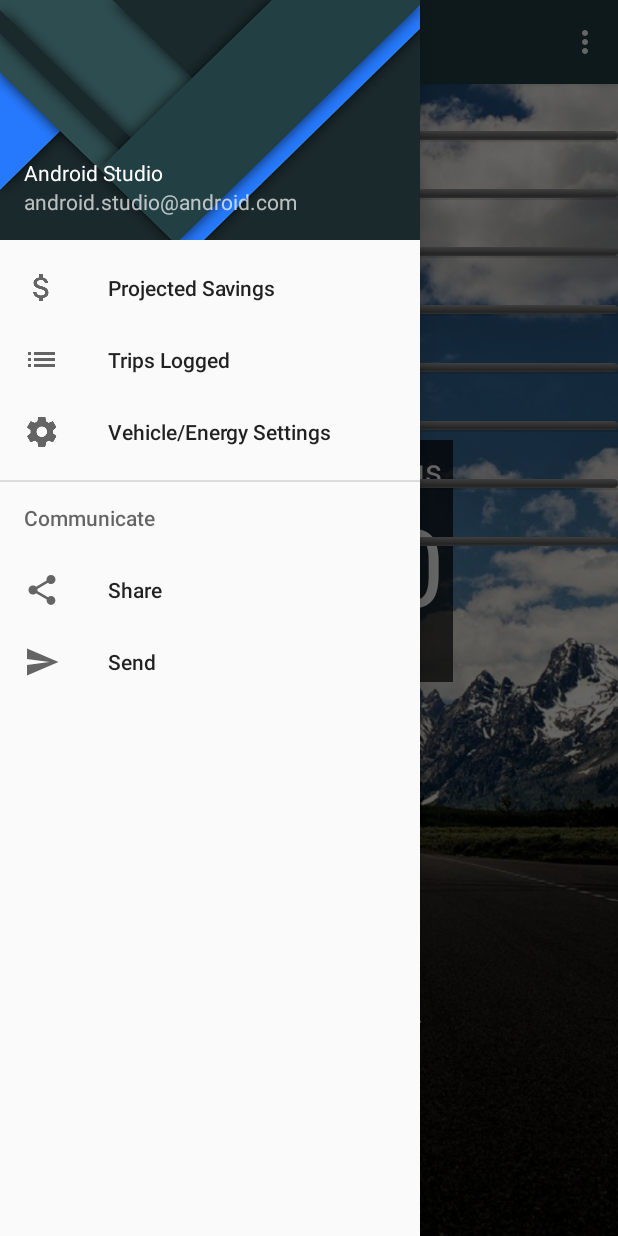
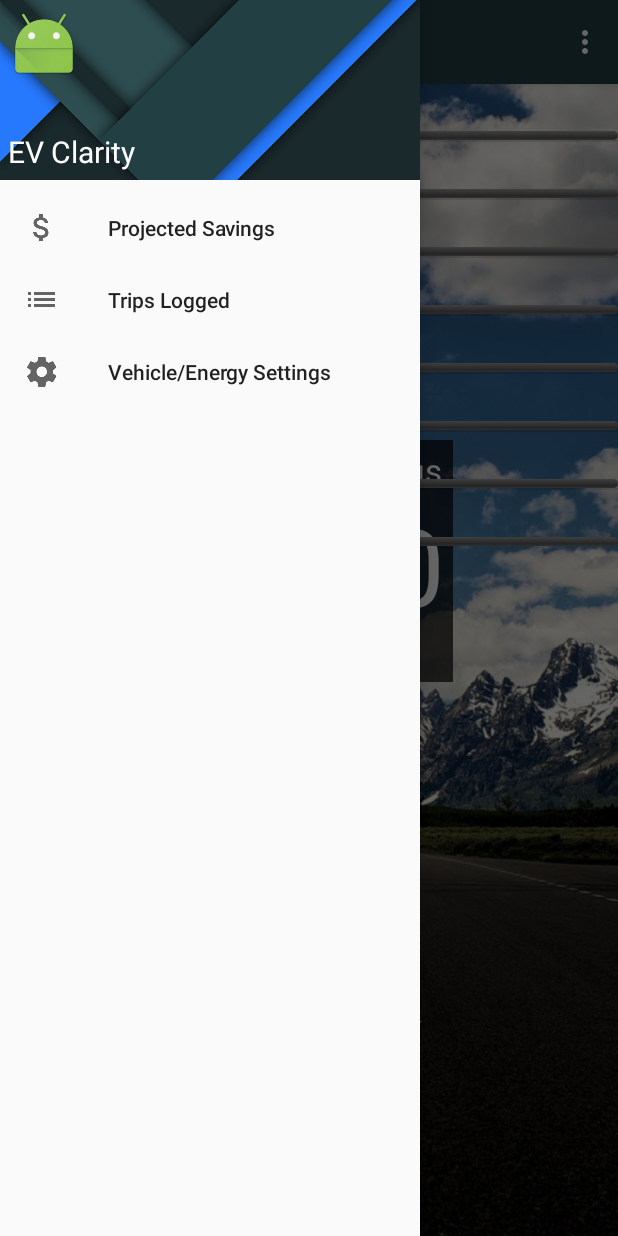
Before and after one commit to stewartmcm/ev-clarity, an Android app: the screen it shows after launch (MainActivity), with the side drawer open, on a phone screen of 412 x 824 dp. Run offline under Robolectric (Android 15) with nearby library versions, the phone set to English and light mode, and no system bars.

Commit message:
cleaned up nav drawer and energy settings options

```diff
--- a/PredictEV/app/src/main/res/layout/nav_header_main.xml
+++ b/PredictEV/app/src/main/res/layout/nav_header_main.xml
@@ -1,35 +1,32 @@
 <?xml version="1.0" encoding="utf-8"?>
-<LinearLayout xmlns:android="http://schemas.android.com/apk/res/android"
+<RelativeLayout xmlns:android="http://schemas.android.com/apk/res/android"
     android:layout_width="match_parent"
-    android:layout_height="@dimen/nav_header_height"
-    android:background="@drawable/artent_design_wlppr_blk_blu"
-    android:gravity="bottom"
+    android:layout_height="120dp"
     android:orientation="vertical"
-    android:paddingBottom="@dimen/activity_vertical_margin"
-    android:paddingLeft="@dimen/activity_horizontal_margin"
-    android:paddingRight="@dimen/activity_horizontal_margin"
-    android:paddingTop="@dimen/activity_vertical_margin"
+
     android:theme="@style/ThemeOverlay.AppCompat.Dark">
 
     <ImageView
-        android:id="@+id/imageView"
+        android:layout_width="match_parent"
+        android:layout_height="match_parent"
+        android:scaleType="centerCrop"
+        android:src="@drawable/artent_design_wlppr_blk_blu"/>
+
+    <ImageView
         android:layout_width="wrap_content"
         android:layout_height="wrap_content"
-        android:paddingTop="@dimen/nav_header_vertical_spacing"
-        android:icon="@drawable/ic_menu_share"
-        />
+        android:paddingTop="5dp"
+        android:paddingLeft="5dp"
+        android:src="@drawable/ic_launcher"/>
 
     <TextView
         android:layout_width="match_parent"
         android:layout_height="wrap_content"
-        android:paddingTop="@dimen/nav_header_vertical_spacing"
-        android:text="Android Studio"
+        android:layout_alignParentBottom="true"
+        android:textSize="20sp"
+        android:text="EV Clarity"
+        android:paddingBottom="5dp"
+        android:paddingLeft="5dp"
         android:textAppearance="@style/TextAppearance.AppCompat.Body1" />
 
-    <TextView
-        android:id="@+id/textView"
-        android:layout_width="wrap_content"
-        android:layout_height="wrap_content"
-        android:text="android.studio@android.com" />
-
-</LinearLayout>
+</RelativeLayout>
--- a/PredictEV/app/src/main/res/menu/activity_main_drawer.xml
+++ b/PredictEV/app/src/main/res/menu/activity_main_drawer.xml
@@ -16,17 +16,17 @@
             android:title="Vehicle/Energy Settings" />
     </group>
 
-    <item android:title="Communicate">
-        <menu>
-            <item
-                android:id="@+id/nav_share"
-                android:icon="@drawable/ic_menu_share"
-                android:title="Share" />
-            <item
-                android:id="@+id/nav_send"
-                android:icon="@drawable/ic_menu_send"
-                android:title="Send" />
-        </menu>
-    </item>
+    <!--<item android:title="Communicate">-->
+        <!--<menu>-->
+            <!--<item-->
+                <!--android:id="@+id/nav_share"-->
+                <!--android:icon="@drawable/ic_menu_share"-->
+                <!--android:title="Share" />-->
+            <!--<item-->
+                <!--android:id="@+id/nav_send"-->
+                <!--android:icon="@drawable/ic_menu_send"-->
+                <!--android:title="Send" />-->
+        <!--</menu>-->
+    <!--</item>-->
 
 </menu>
--- a/PredictEV/app/src/main/res/menu/options_menu.xml
+++ b/PredictEV/app/src/main/res/menu/options_menu.xml
@@ -8,10 +8,4 @@
         android:title="@string/action_settings"
         app:showAsAction="never" />
 
-    <item android:id="@+id/search"
-        android:title="Search"
-        android:icon="@android:drawable/ic_menu_search"
-        app:showAsAction="collapseActionView|ifRoom"
-        app:actionViewClass="android.support.v7.widget.SearchView" />
-
 </menu>
--- a/PredictEV/app/src/main/res/values/dimens.xml
+++ b/PredictEV/app/src/main/res/values/dimens.xml
@@ -1,7 +1,7 @@
 <resources>
     <!-- Default screen margins, per the Android Design guidelines. -->
     <dimen name="nav_header_vertical_spacing">16dp</dimen>
-    <dimen name="nav_header_height">160dp</dimen>
+    <dimen name="nav_header_height">120dp</dimen>
     <!-- Default screen margins, per the Android Design guidelines. -->
     <dimen name="activity_horizontal_margin">16dp</dimen>
     <dimen name="activity_vertical_margin">16dp</dimen>
```
Also changed, not shown: PredictEV/app/src/main/java/com/example/android/predictev/activities/EnergySettingsActivity.java (+0 -10 lines), PredictEV/app/src/main/java/com/example/android/predictev/activities/MainActivity.java (+5 -4 lines), PredictEV/app/src/main/res/drawable-v21/ic_menu_camera.xml (deleted, +0 -12 lines), PredictEV/app/src/main/res/drawable-v21/ic_menu_gallery.xml (deleted, +0 -9 lines), PredictEV/app/src/main/res/drawable-v21/ic_menu_manage.xml (deleted, +0 -9 lines), PredictEV/app/src/main/res/drawable-v21/ic_menu_slideshow.xml (deleted, +0 -9 lines), PredictEV/app/src/main/res/drawable-hdpi/ic_launcher.png (added), PredictEV/app/src/main/res/drawable-mdpi/ic_launcher.png (added), PredictEV/app/src/main/res/drawable-xhdpi/ic_launcher.png (added), PredictEV/app/src/main/res/drawable-xxhdpi/ic_launcher.png (added), PredictEV/app/src/main/res/drawable-xxxhdpi/ic_launcher.png (added), PredictEV/app/src/main/res/mipmap-mdpi/ic_attach_money_black_24dp.png (deleted), PredictEV/app/src/main/res/mipmap-xxhdpi/ic_attach_money_black_24dp.png (deleted), PredictEV/app/src/main/res/mipmap-xxxhdpi/ic_attach_money_black_24dp.png (deleted).
